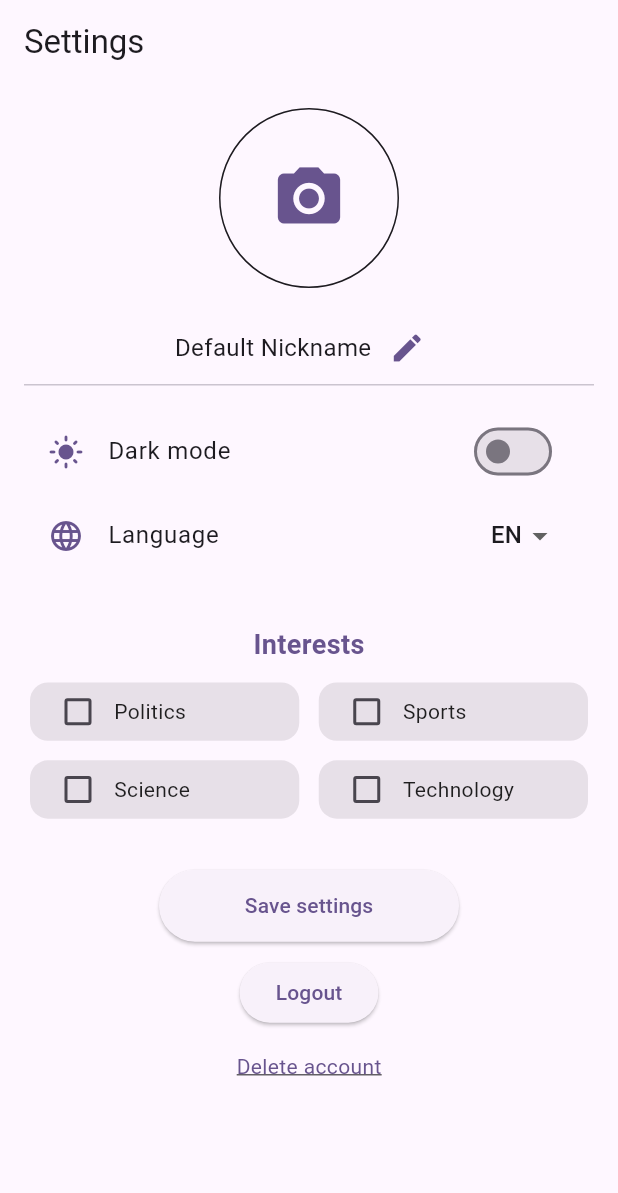
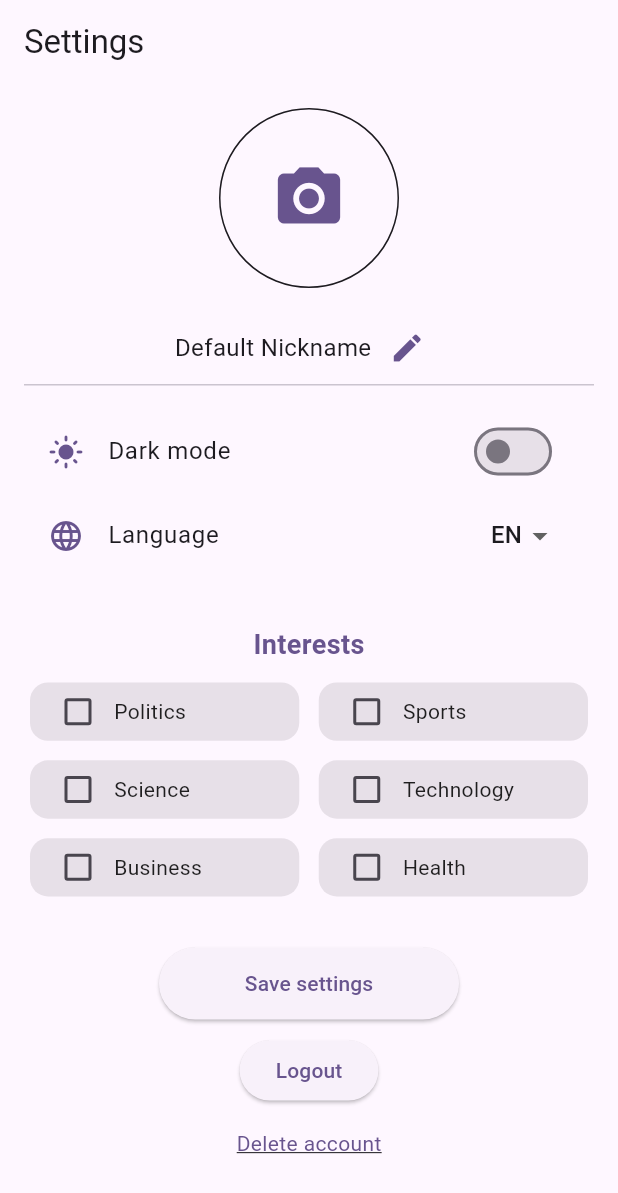
Before and after one commit to VittoDeBonis/news_lence_stage, a Flutter app: the SettingsTab screen opened by its route, on a phone screen of 412 x 824 dp. Shown: the top 1193 px of the screen. Run offline on Flutter 3.47's test engine with Material 3 defaults, Android fonts, the phone set to English and light mode, and no system bars; our stand-ins replace cached_network_image, cloud_firestore, dash_chat_2, firebase_auth, firebase_core, firebase_remote_config and 8 more; missing offline and left inert: chat_gpt_sdk, translator; accounts and stored records are empty; generated files the repository leaves out were written again; network calls fail.

Commit message:
feat: i modified the interest, now there are two new interests

```diff
--- a/lib/l10n/app_de.arb
+++ b/lib/l10n/app_de.arb
@@ -1,6 +1,8 @@
 {
   "appTitle": "News Lens",
   "news":"Nachricht",
+  "health": "Gesundheit",
+  "business": "Unternehmen",
   "all":"Alle",
   "deleteAccount":"Konto löschen",
   "touchToChangeImage": "Tippen Sie auf, um das Bild zu ändern",
--- a/lib/l10n/app_en.arb
+++ b/lib/l10n/app_en.arb
@@ -1,5 +1,7 @@
 {
   "preferencesSaved": "Preferences saved successfully",
+  "health": "Health",
+  "business": "Business",
   "news":"News",
   "all":"All",
   "deleteAccount":"Delete account",
--- a/lib/l10n/app_fr.arb
+++ b/lib/l10n/app_fr.arb
@@ -1,6 +1,8 @@
 {
   "appTitle": "News Lens",
   "news":"Nouvelle",
+  "health": "Santé",
+  "business": "Affaire",
   "all":"tous",
   "deleteAccount":"Supprimer le compte",
   "touchToChangeImage": "Touche pour modifier l’image",
--- a/lib/l10n/app_it.arb
+++ b/lib/l10n/app_it.arb
@@ -1,6 +1,8 @@
 {
   "appTitle": "News Lens",
   "news":"Notizie",
+  "health": "Salute",
+  "business": "Affari",
   "all":"Tutte",
   "deleteAccount":"Elimina account",
   "touchToChangeImage": "Tocca per cambiare immagine",
--- a/lib/presentation/screens/onboarding/pre_settings/pre_settings_provider.dart
+++ b/lib/presentation/screens/onboarding/pre_settings/pre_settings_provider.dart
@@ -17,7 +17,7 @@ class PreSettingsProvider extends ChangeNotifier {
   String? localImagePath;
   List<String> languageList = ['EN', 'IT', 'DE', 'FR'];
   String selectedLanguage = 'EN';
-  List<String> interestsList = ['Politics', 'Sports', 'Science', 'Technology'];
+  List<String> interestsList = ['Politics', 'Sports', 'Science', 'Technology', 'Business', 'Health'];
 
   // Mappa gli interessi localizzati ai valori standard
   final Map<String, String> _interestToStandardMap = {
@@ -26,21 +26,32 @@ class PreSettingsProvider extends ChangeNotifier {
     'Sports': 'sports',
     'Science': 'science',
     'Technology': 'technology',
+    'Business': 'business',
+    'Health': 'health',
 
+    // Italiano
     'Politica': 'politics',
     'Sport': 'sports',
     'Scienza': 'science',
     'Tecnologia': 'technology',
+    'Affari': 'business',
+    'Salute': 'health',
 
+    // Tedesco
     'Politik': 'politics',
     'Sport': 'sports',
     'Wissenschaft': 'science',
     'Technologie': 'technology',
+    'Geschäft': 'business',
+    'Gesundheit': 'health',
 
+    // Francese
     'Politique': 'politics',
     'Sports': 'sports',
     'Science': 'science',
     'Technologie': 'technology',
+    'Affaires': 'business',
+    'Santé': 'health',
   };
 
   Map<String, bool> selectedInterests = {};
--- a/lib/presentation/screens/tabs/home_tab/home_tab.dart
+++ b/lib/presentation/screens/tabs/home_tab/home_tab.dart
@@ -138,6 +138,10 @@ class _HomeTabState extends State<HomeTab> {
         return Icons.science;
       case 'technology':
         return Icons.computer;
+      case 'business':
+        return Icons.business;
+      case 'health':
+        return Icons.health_and_safety;
       default:
         return Icons.category;
     }
@@ -158,6 +162,10 @@ class _HomeTabState extends State<HomeTab> {
       case 'science':
         return Colors.purple.withOpacity(0.2);
       case 'technology':
+        return Colors.yellow.withOpacity(0.2);
+      case 'business':
+        return Colors.pink.withOpacity(0.2);
+      case 'health':
         return Colors.orange.withOpacity(0.2);
       default:
         return Theme.of(context).colorScheme.surfaceContainerHighest;
@@ -212,8 +220,12 @@ class _HomeTabState extends State<HomeTab> {
         return l10n.science;
       case 'technology':
         return l10n.technology;
+      case 'business':
+        return l10n.business;
+      case 'health':
+        return l10n.health;
       default:
-        return category; // Fallback al nome originale se non c'è traduzione
+        return category;
     }
   }
 
@@ -321,7 +333,7 @@ class _HomeTabState extends State<HomeTab> {
                 final category = allCategories[index];
                 return _buildCategoryItem(
                   category,
-                  l10n: l10n // Passa l10n al builder della categoria
+                  l10n: l10n
                 );
               },
             ),
```
